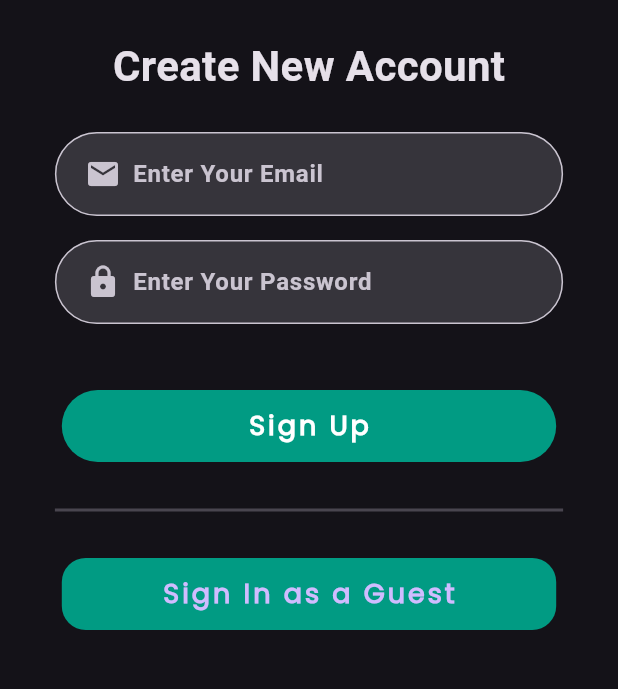
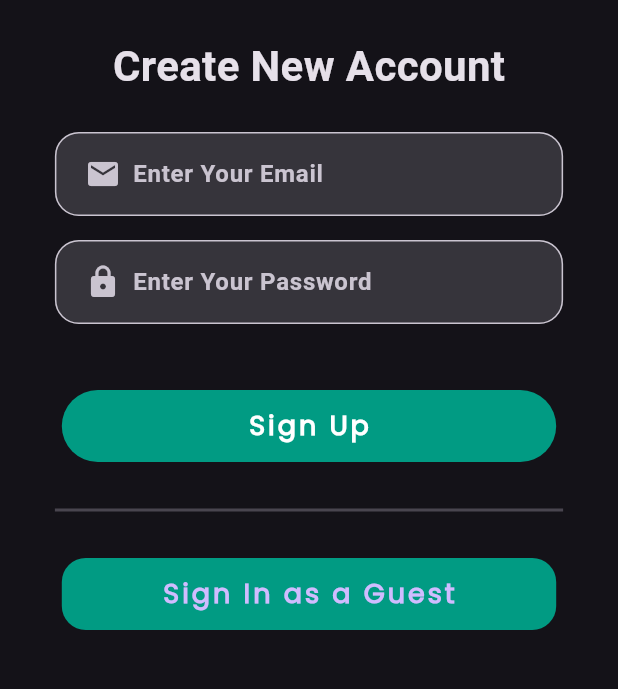
Before and after one commit to Aum-Patel1234/GamersHub, a Flutter app: the screen it shows after launch, after a tap on "Sign In", after a tap on "Create a New Account", on a phone screen of 412 x 824 dp, the part 366-1055 px from its top. Run offline on Flutter 3.47's test engine with Material 3 defaults, Android fonts, the light colour scheme and no system bars; our stand-ins replace cloud_firestore, dartz, equatable, firebase_auth, firebase_core, flutter_bloc and 3 more; missing offline and left inert: flutter_facebook_auth, twitter_login; accounts and stored records are empty; network calls fail.

Commit message:
fixed sign_in buttons and paginated events.dart......

```diff
--- a/lib/modules/service/common_service.dart
+++ b/lib/modules/service/common_service.dart
@@ -68,12 +68,12 @@ class CommonService {
 
 
   Future<List<Genre>?> getGenres()async{
-  // use hive package
+    // use hive package
 
     return null;
   }
   Future<List<String>?> getCategories({required List<int> categoryEnum})async{
-  // use hive package
+    // use hive package
 
     return null;
   }
--- a/lib/modules/ui/screens/auth/shared/comapy_signin_button.dart
+++ b/lib/modules/ui/screens/auth/shared/comapy_signin_button.dart
@@ -16,7 +16,10 @@ class CompanySignInButton extends StatelessWidget {
 
   @override
   Widget build(BuildContext context) {
-    // final Color color =
+    // Color lighterColor = Color.alphaBlend(Colors.black.withOpacity(0.2), Theme.of(context).scaffoldBackgroundColor);
+    final Color boxColor = (context.read<ThemeBloc>().state.themeData == ThemeData.dark())
+        ? Colors.white24
+        : Colors.black12;
 
     return GestureDetector(
       onTap: (){
@@ -34,7 +37,7 @@ class CompanySignInButton extends StatelessWidget {
         width: 80,
         height: 60,
         decoration: BoxDecoration(
-          color: (context.read<ThemeBloc>().state.themeData == ThemeData.dark) ? Colors.white54 : Colors.black26,
+          color: boxColor,
           borderRadius: BorderRadius.circular(Config.borderRadius),
         ),
         child: Center(
--- a/lib/modules/ui/screens/auth/shared/custom_signin_signup_textfield.dart
+++ b/lib/modules/ui/screens/auth/shared/custom_signin_signup_textfield.dart
@@ -36,7 +36,7 @@ class _CustomSigninSignupTextfieldState extends State<CustomSigninSignupTextfiel
                     ),
                     hintText: widget.hintText,
                     border: OutlineInputBorder(
-                      borderRadius: BorderRadius.circular(Config.borderRadiusDeep),
+                      borderRadius: BorderRadius.circular(Config.borderRadius),
                     ),
                   ),
                 )
@@ -66,7 +66,7 @@ class _CustomSigninSignupTextfieldState extends State<CustomSigninSignupTextfiel
                     ),
                     hintText: widget.hintText,
                     border: OutlineInputBorder(
-                      borderRadius: BorderRadius.circular(Config.borderRadiusDeep),
+                      borderRadius: BorderRadius.circular(Config.borderRadius),
                     ),
                   ),
                 ),
--- a/lib/modules/ui/screens/auth/sign_in/sign_in_screen.dart
+++ b/lib/modules/ui/screens/auth/sign_in/sign_in_screen.dart
@@ -1,4 +1,6 @@
 import 'package:flutter/material.dart';
+import 'package:flutter_bloc/flutter_bloc.dart';
+import 'package:gamers_hub/modules/theme/bloc/theme_bloc.dart';
 
 import '../../../../../utils/config/config.dart';
 import '../shared/auth_shared_widgets.dart';
@@ -80,20 +82,20 @@ class _SignInScreenState extends State<SignInScreen> {
                   child: CustomDivider(),
                 ),
 
-                const Row(
+                Row(
                   mainAxisAlignment: MainAxisAlignment.center,
                   children: [
-                    CompanySignInButton(
+                    const CompanySignInButton(
                       imageLink: 'assets/icons/google_icon.png',
                       signInCompany: SignInCompany.google,
 
                     ),
-                    CompanySignInButton(
+                    const CompanySignInButton(
                       imageLink: 'assets/icons/facebook.png',
                       signInCompany: SignInCompany.facebook,
                     ),
                     CompanySignInButton(
-                      imageLink: 'assets/icons/logo-white.png',
+                      imageLink: (context.read<ThemeBloc>().state.themeData == ThemeData.dark()) ? 'assets/icons/logo-white.png' : 'assets/icons/logo-black.png',
                       signInCompany: SignInCompany.twitter,
                     ),
                   ],
--- a/lib/modules/ui/screens/home_screen/appbar/home_body_appbar.dart
+++ b/lib/modules/ui/screens/home_screen/appbar/home_body_appbar.dart
@@ -39,6 +39,7 @@ class HomeBodyAppbar extends StatelessWidget {
                       style: const TextStyle(
                         fontSize: 16,
                       ),
+                      overflow: TextOverflow.ellipsis,
                     ),
                   ],
                 ),
--- a/lib/modules/ui/screens/home_screen/sections/home/home_sections/categories.dart
+++ /dev/null
@@ -1 +0,0 @@
-part of 'home_section_collection.dart';
--- /dev/null
+++ b/lib/modules/ui/screens/home_screen/sections/home/home_sections/categories/bloc/categories_event.dart
@@ -0,0 +1,5 @@
+part of 'categories_bloc.dart';
+
+abstract class CategoriesEvent {}
+
+class CategoriesEventGetGenres extends CategoriesEvent{}
--- /dev/null
+++ b/lib/modules/ui/screens/home_screen/sections/home/home_sections/categories/categories.dart
@@ -0,0 +1 @@
+part of '../home_section_collection.dart';
--- a/lib/modules/ui/screens/home_screen/sections/home/home_sections/events/bloc/event_bloc.dart
+++ b/lib/modules/ui/screens/home_screen/sections/home/home_sections/events/bloc/event_bloc.dart
@@ -23,7 +23,7 @@ class EventBloc extends Bloc<EventEvent,EventState>{
   FutureOr<void> _onEventEventFetchEvents(EventEventFetchEvents event, Emitter<EventState> emit) async{
     emit(state.copyWith(isLoading: true));
 
-    List<Event>? events = await _apiService.getEvents(limit: event.limit,offset: 0);
+    List<Event>? events = await _apiService.getEvents(offset: state.events.length, limit: event.limit);
     if(events != null){
       state.events.addAll(events);
       add(EventEventFetchEventLogo(events: events));
--- a/lib/modules/ui/screens/home_screen/sections/home/home_sections/events/events.dart
+++ b/lib/modules/ui/screens/home_screen/sections/home/home_sections/events/events.dart
@@ -9,11 +9,12 @@ class Events extends StatelessWidget {
   Widget build(BuildContext context) {
     return BlocBuilder<EventBloc, EventState>(
       builder: (context, state) {
-        if (state.isLoading) {
+        if (state.isLoading && state.events.isEmpty) {
           return const Center(child: CircularProgressIndicator());
         }
 
         return ListView.builder(
+          controller: scrollController,
           itemCount: state.events.length,
           itemBuilder: (context, index) {
             final event = state.events[index];
@@ -159,6 +160,7 @@ class Events extends StatelessWidget {
               ),
             );
           },
+
         );
       },
     );
--- a/lib/modules/ui/screens/home_screen/sections/home/home_sections/home_section_collection.dart
+++ b/lib/modules/ui/screens/home_screen/sections/home/home_sections/home_section_collection.dart
@@ -16,5 +16,5 @@ import 'package:url_launcher/url_launcher.dart';
 part 'kids.dart';
 part 'events/events.dart';
 part 'for_you.dart';
-part 'categories.dart';
+part 'categories/categories.dart';
 part 'topcharts/top_charts.dart';
--- a/lib/modules/ui/screens/home_screen/sections/home/home_sections/topcharts/top_charts.dart
+++ b/lib/modules/ui/screens/home_screen/sections/home/home_sections/topcharts/top_charts.dart
@@ -13,7 +13,7 @@ class TopCharts extends StatelessWidget {
           return const Center(child: CircularProgressIndicator());
         }
 
-        return ListView.builder(
+        return ListView.builder(                        // it is rebuilding the aldready builded widgets while pagination so try to improve
           itemCount: state.popularGames.length,
           controller: scrollController,
           itemBuilder: (context, index) {
--- a/lib/modules/ui/screens/home_screen/src/home_screen.dart
+++ b/lib/modules/ui/screens/home_screen/src/home_screen.dart
@@ -80,6 +80,11 @@ class _HomeScreenState extends State<HomeScreen> {
       }
     });
 
+    _eventsScrollController.addListener((){
+      if(!context.read<EventBloc>().state.isLoading && _eventsScrollController.position.pixels >= _eventsScrollController.position.maxScrollExtent*0.9){
+        context.read<EventBloc>().add(EventEventFetchEvents(limit: 10));
+      }
+    });
   }
 
   @override
--- a/pubspec.yaml
+++ b/pubspec.yaml
@@ -54,6 +54,7 @@ dependencies:
   smooth_page_indicator: ^1.2.0+3
   page_transition: ^2.1.0
   firebase_core: ^3.8.0
+  hive_flutter: ^1.1.0
 
 dev_dependencies:
   flutter_launcher_icons: ^0.9.2
```
Also changed, not shown: lib/modules/models/genres/genre.dart (+7 -22 lines), lib/modules/ui/screens/home_screen/sections/home/home_sections/categories/bloc/categories_bloc.dart (added, +28 -0 lines), lib/modules/ui/screens/home_screen/sections/home/home_sections/categories/bloc/categories_state.dart (added, +15 -0 lines), lib/modules/ui/screens/home_screen/sections/home/home_sections/categories/service/genre_service.dart (added, +37 -0 lines), pubspec.lock, 2 other files.
